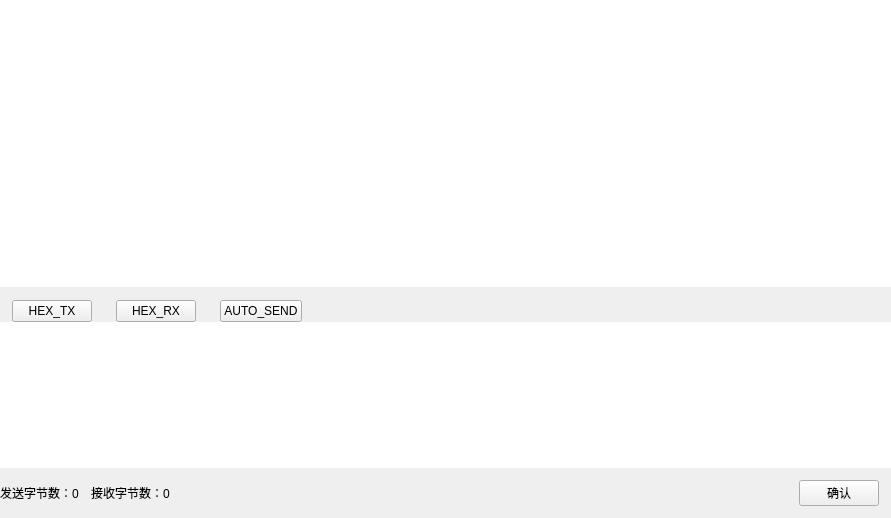
First picture: the form in Widget/widgetsocketcontent.ui, repository Mtr1994/DeskSocket, before the edit.
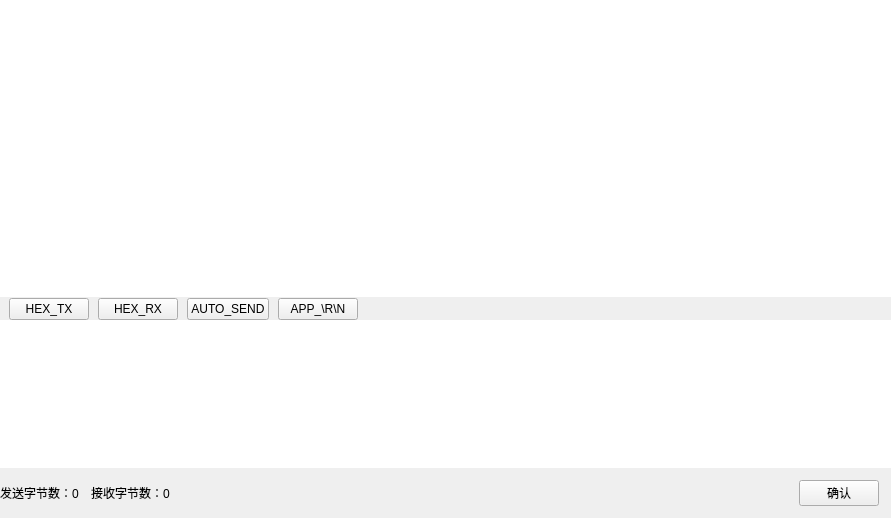
Second picture: the form after the edit.

Patch:
```diff
--- a/Widget/widgetsocketcontent.ui
+++ b/Widget/widgetsocketcontent.ui
@@ -167,13 +167,13 @@
             </property>
             <layout class="QHBoxLayout" name="horizontalLayout">
              <property name="spacing">
-              <number>24</number>
+              <number>9</number>
              </property>
              <property name="leftMargin">
-              <number>12</number>
+              <number>9</number>
              </property>
              <property name="topMargin">
-              <number>12</number>
+              <number>0</number>
              </property>
              <property name="rightMargin">
               <number>12</number>
@@ -183,6 +183,12 @@
              </property>
              <item>
               <widget class="QPushButton" name="menuHexSend">
+               <property name="sizePolicy">
+                <sizepolicy hsizetype="Preferred" vsizetype="Fixed">
+                 <horstretch>0</horstretch>
+                 <verstretch>0</verstretch>
+                </sizepolicy>
+               </property>
                <property name="text">
                 <string>HEX_TX</string>
                </property>
@@ -196,6 +202,12 @@
              </item>
              <item>
               <widget class="QPushButton" name="menuHexRecv">
+               <property name="sizePolicy">
+                <sizepolicy hsizetype="Preferred" vsizetype="Fixed">
+                 <horstretch>0</horstretch>
+                 <verstretch>0</verstretch>
+                </sizepolicy>
+               </property>
                <property name="text">
                 <string>HEX_RX</string>
                </property>
@@ -209,6 +221,12 @@
              </item>
              <item>
               <widget class="QPushButton" name="menuAutoSend">
+               <property name="sizePolicy">
+                <sizepolicy hsizetype="Preferred" vsizetype="Fixed">
+                 <horstretch>0</horstretch>
+                 <verstretch>0</verstretch>
+                </sizepolicy>
+               </property>
                <property name="text">
                 <string>AUTO_SEND</string>
                </property>
@@ -220,6 +238,25 @@
                </property>
               </widget>
              </item>
+             <item>
+              <widget class="QPushButton" name="menuAppReturn">
+               <property name="sizePolicy">
+                <sizepolicy hsizetype="Preferred" vsizetype="Fixed">
+                 <horstretch>0</horstretch>
+                 <verstretch>0</verstretch>
+                </sizepolicy>
+               </property>
+               <property name="text">
+                <string>APP_\R\N</string>
+               </property>
+               <property name="checkable">
+                <bool>true</bool>
+               </property>
+               <property name="menu" stdset="0">
+                <bool>true</bool>
+               </property>
+              </widget>
+             </item>
              <item>
               <spacer name="horizontalSpacer_3">
                <property name="orientation">
```
Left out of the diff: 12 changed lines with no effect on the pictures.
